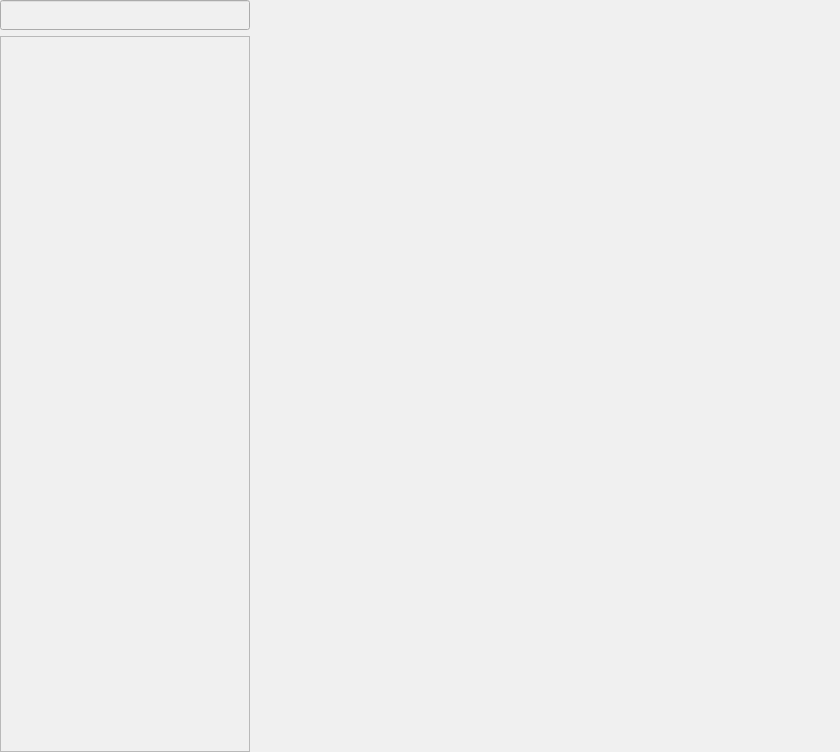
LC044/WeChatMsg, file app/ui_pc/contact/contactUi.ui: the form before one commit.
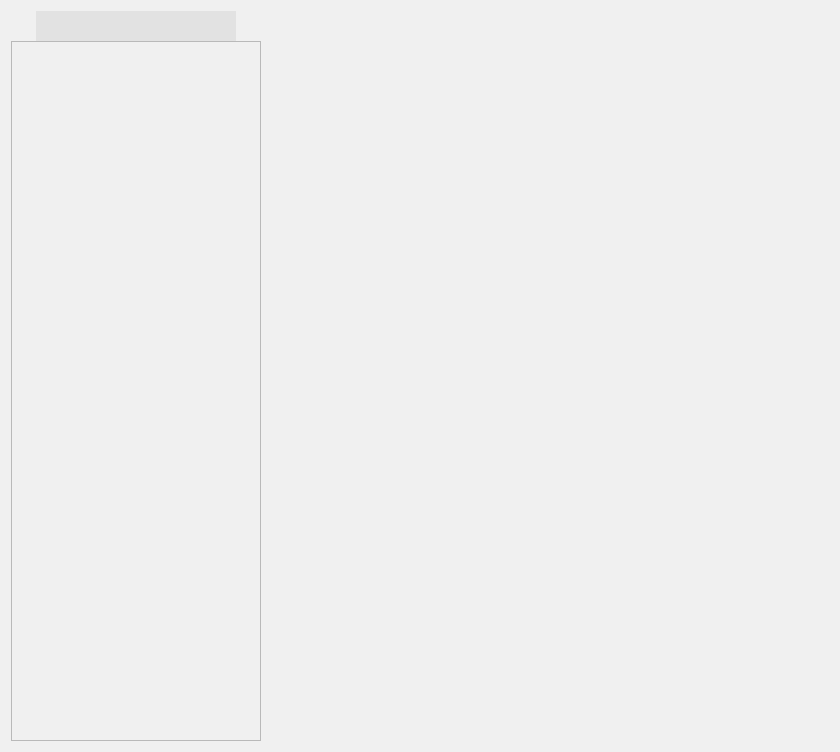
The form after the commit.

```diff
--- a/app/ui_pc/contact/contactUi.ui
+++ b/app/ui_pc/contact/contactUi.ui
@@ -16,36 +16,59 @@
         <property name="styleSheet">
             <string notr="true">background: rgb(240, 240, 240);</string>
         </property>
-        <layout class="QHBoxLayout" name="horizontalLayout" stretch="0,1">
-            <property name="leftMargin">
-                <number>0</number>
-            </property>
-            <property name="topMargin">
-                <number>0</number>
-            </property>
-            <property name="rightMargin">
-                <number>0</number>
-            </property>
-            <property name="bottomMargin">
+        <layout class="QHBoxLayout" name="horizontalLayout_2" stretch="0,1">
+            <item>
+                <layout class="QVBoxLayout" name="verticalLayout_2" stretch="0,1">
+                    <property name="spacing">
                 <number>0</number>
             </property>
             <item>
                 <layout class="QVBoxLayout" name="verticalLayout">
                     <item>
+                                <layout class="QHBoxLayout" name="horizontalLayout">
+                                    <item>
+                                        <widget class="QLabel" name="label">
+                                            <property name="text">
+                                                <string/>
+                                            </property>
+                                        </widget>
+                                    </item>
+                                    <item>
                         <widget class="QLineEdit" name="lineEdit">
                             <property name="minimumSize">
                                 <size>
-                                    <width>250</width>
+                                                    <width>200</width>
                                     <height>30</height>
                                 </size>
                             </property>
                             <property name="maximumSize">
                                 <size>
-                                    <width>250</width>
+                                                    <width>200</width>
                                     <height>16777215</height>
                                 </size>
                             </property>
-                        </widget>
+                                            <property name="styleSheet">
+                                                <string notr="true">background:transparent;
+                                                    border-width:0;
+                                                    border-style:outset;
+                                                    background-color:rgb(226,226,226);
+                                                </string>
+                                            </property>
+                                            <property name="cursorMoveStyle">
+                                                <enum>Qt::VisualMoveStyle</enum>
+                                            </property>
+                                        </widget>
+                                    </item>
+                                    <item>
+                                        <widget class="QLabel" name="label_2">
+                                            <property name="text">
+                                                <string/>
+                                            </property>
+                                        </widget>
+                                    </item>
+                                </layout>
+                            </item>
+                        </layout>
                     </item>
                     <item>
                         <widget class="QListWidget" name="listWidget">
```
Lines whose indentation alone changed are shown as unchanged.
